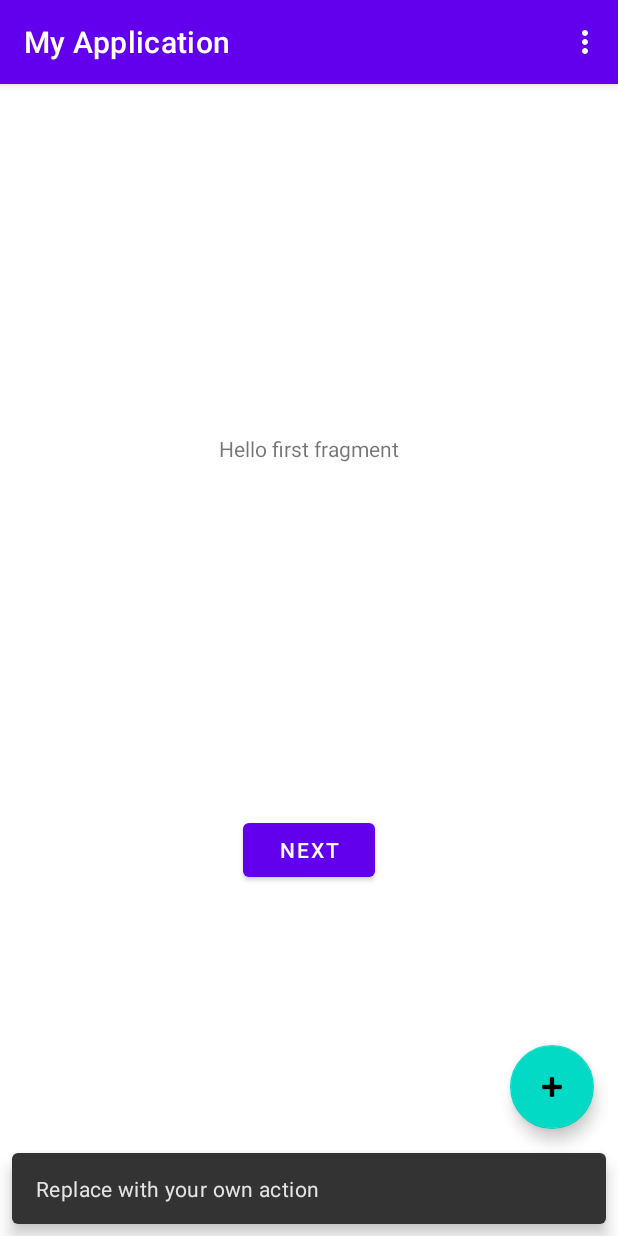
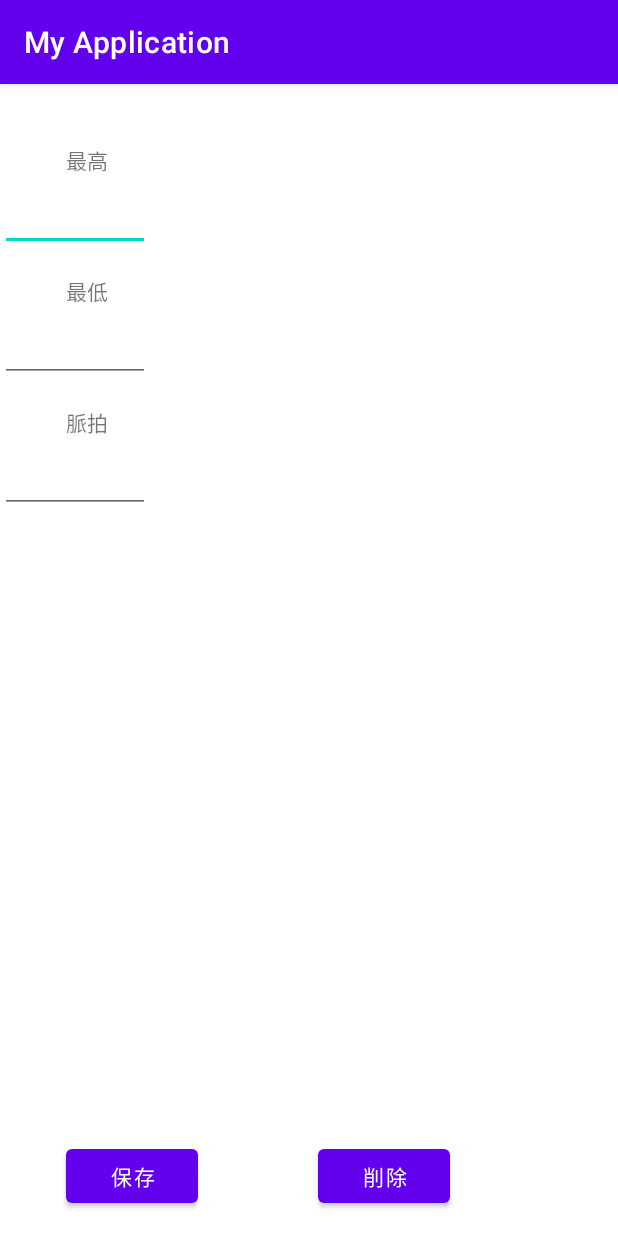
Before and after one commit to kobearen/SkillsChallenge, an Android app: the screen it shows after launch (MainActivity before the commit, EditActivity after it), after a tap on an icon or button, on a phone screen of 412 x 824 dp. Run offline under Robolectric (Android 15) with nearby library versions, the phone set to English and light mode, and no system bars; libraries missing offline, so code that uses them is left out: io.realm; 4 statements that could not run were skipped.

Commit message:
[update]レイアウト作成

```diff
--- a/app/src/main/AndroidManifest.xml
+++ b/app/src/main/AndroidManifest.xml
@@ -3,12 +3,14 @@
     package="com.example.myapplication">
 
     <application
+        android:name=".CustomApplication"
         android:allowBackup="true"
         android:icon="@mipmap/ic_launcher"
         android:label="@string/app_name"
         android:roundIcon="@mipmap/ic_launcher_round"
         android:supportsRtl="true"
         android:theme="@style/Theme.MyApplication">
+        <activity android:name=".EditActivity"></activity>
         <activity
             android:name=".MainActivity"
             android:label="@string/app_name"
--- /dev/null
+++ b/app/src/main/java/com/example/myapplication/BloodPress.kt
@@ -0,0 +1,14 @@
+package com.example.myapplication
+
+import io.realm.RealmObject
+import io.realm.annotations.PrimaryKey
+import java.util.*
+
+open class BloodPress : RealmObject() {
+    @PrimaryKey
+    var id: Long = 0
+    var dateTime: Date = Date()
+    var max: Long = 0
+    var min: Long = 0
+    var pulse: Long = 0
+}
--- /dev/null
+++ b/app/src/main/java/com/example/myapplication/CustomApplication.kt
@@ -0,0 +1,14 @@
+package com.example.myapplication
+
+import android.app.Application
+import io.realm.Realm
+import io.realm.RealmConfiguration
+
+class CustomApplication : Application() {
+    override fun onCreate() {
+        super.onCreate()
+        Realm.init(this)
+        val config = RealmConfiguration.Builder().build()
+        Realm.setDefaultConfiguration(config)
+    }
+}
--- /dev/null
+++ b/app/src/main/java/com/example/myapplication/EditActivity.kt
@@ -0,0 +1,11 @@
+package com.example.myapplication
+
+import androidx.appcompat.app.AppCompatActivity
+import android.os.Bundle
+
+class EditActivity : AppCompatActivity() {
+    override fun onCreate(savedInstanceState: Bundle?) {
+        super.onCreate(savedInstanceState)
+        setContentView(R.layout.activity_edit)
+    }
+}
--- a/app/src/main/java/com/example/myapplication/MainActivity.kt
+++ b/app/src/main/java/com/example/myapplication/MainActivity.kt
@@ -1,23 +1,35 @@
 package com.example.myapplication
 
+import android.content.Intent
 import android.os.Bundle
 import com.google.android.material.floatingactionbutton.FloatingActionButton
 import com.google.android.material.snackbar.Snackbar
 import androidx.appcompat.app.AppCompatActivity
 import android.view.Menu
 import android.view.MenuItem
+import io.realm.Realm
 
 class MainActivity : AppCompatActivity() {
+    private lateinit var realm: Realm
 
     override fun onCreate(savedInstanceState: Bundle?) {
         super.onCreate(savedInstanceState)
         setContentView(R.layout.activity_main)
         setSupportActionBar(findViewById(R.id.toolbar))
+        realm = Realm.getDefaultInstance()
 
         findViewById<FloatingActionButton>(R.id.fab).setOnClickListener { view ->
             Snackbar.make(view, "Replace with your own action", Snackbar.LENGTH_LONG)
                     .setAction("Action", null).show()
+
+            val intent = Intent(this, EditActivity::class.java)
+            startActivity(intent)
         }
+    }
+
+    override fun onDestroy() {
+        super.onDestroy()
+        realm.close()
     }
 
     override fun onCreateOptionsMenu(menu: Menu): Boolean {
--- /dev/null
+++ b/app/src/main/res/layout/activity_edit.xml
@@ -0,0 +1,93 @@
+<?xml version="1.0" encoding="utf-8"?>
+<androidx.constraintlayout.widget.ConstraintLayout xmlns:android="http://schemas.android.com/apk/res/android"
+    xmlns:app="http://schemas.android.com/apk/res-auto"
+    xmlns:tools="http://schemas.android.com/tools"
+    android:layout_width="match_parent"
+    android:layout_height="match_parent"
+    tools:context=".EditActivity">
+
+    <TextView
+        android:id="@+id/textView1"
+        android:layout_width="wrap_content"
+        android:layout_height="wrap_content"
+        app:layout_constraintTop_toTopOf="parent"
+        app:layout_constraintLeft_toLeftOf="parent"
+        android:layout_marginTop="40dp"
+        android:layout_marginStart="44dp"
+        android:text="@string/max_text" />
+
+    <TextView
+        android:id="@+id/textView2"
+        android:layout_width="wrap_content"
+        android:layout_height="wrap_content"
+        app:layout_constraintTop_toBottomOf="@+id/maxEdit"
+        app:layout_constraintLeft_toLeftOf="parent"
+        android:layout_marginTop="16dp"
+        android:layout_marginStart="44dp"
+        android:text="最低" />
+
+    <TextView
+        android:id="@+id/textView3"
+        android:layout_width="wrap_content"
+        android:layout_height="wrap_content"
+        app:layout_constraintTop_toBottomOf="@+id/minEdit"
+        app:layout_constraintLeft_toLeftOf="parent"
+        android:layout_marginTop="16dp"
+        android:layout_marginStart="44dp"
+        android:text="脈拍" />
+
+    <EditText
+        android:id="@+id/maxEdit"
+        android:layout_width="100dp"
+        android:layout_height="wrap_content"
+        app:layout_constraintTop_toBottomOf="@+id/textView1"
+        app:layout_constraintLeft_toLeftOf="parent"
+        android:inputType="number"
+        android:textAppearance="@style/TextAppearance.AppCompat.Large"
+        android:gravity="right"
+        android:text="" />
+
+    <EditText
+        android:id="@+id/minEdit"
+        android:layout_width="100dp"
+        android:layout_height="wrap_content"
+        app:layout_constraintTop_toBottomOf="@+id/textView2"
+        app:layout_constraintLeft_toLeftOf="parent"
+        android:inputType="number"
+        android:textAppearance="@style/TextAppearance.AppCompat.Large"
+        android:gravity="right"
+        android:text="" />
+
+    <EditText
+        android:id="@+id/pulseEdit"
+        android:layout_width="100dp"
+        android:layout_height="wrap_content"
+        app:layout_constraintTop_toBottomOf="@+id/textView3"
+        app:layout_constraintLeft_toLeftOf="parent"
+        android:inputType="number"
+        android:textAppearance="@style/TextAppearance.AppCompat.Large"
+        android:gravity="right"
+        android:text="" />
+
+    <Button
+        android:id="@+id/saveBtn"
+        android:layout_width="wrap_content"
+        android:layout_height="wrap_content"
+        app:layout_constraintBottom_toBottomOf="parent"
+        app:layout_constraintLeft_toLeftOf="parent"
+        android:layout_marginBottom="16dp"
+        android:layout_marginStart="44dp"
+        android:text="保存" />
+
+    <Button
+        android:id="@+id/deleteBtn"
+        android:layout_width="wrap_content"
+        android:layout_height="wrap_content"
+        app:layout_constraintBottom_toBottomOf="parent"
+        app:layout_constraintLeft_toRightOf="@id/saveBtn"
+        android:layout_marginBottom="16dp"
+        android:layout_marginStart="80dp"
+        android:text="削除" />
+
+
+</androidx.constraintlayout.widget.ConstraintLayout>
--- a/app/src/main/res/values/strings.xml
+++ b/app/src/main/res/values/strings.xml
@@ -9,4 +9,5 @@
 
     <string name="hello_first_fragment">Hello first fragment</string>
     <string name="hello_second_fragment">Hello second fragment. Arg: %1$s</string>
+    <string name="max_text">最高</string>
 </resources>
```
